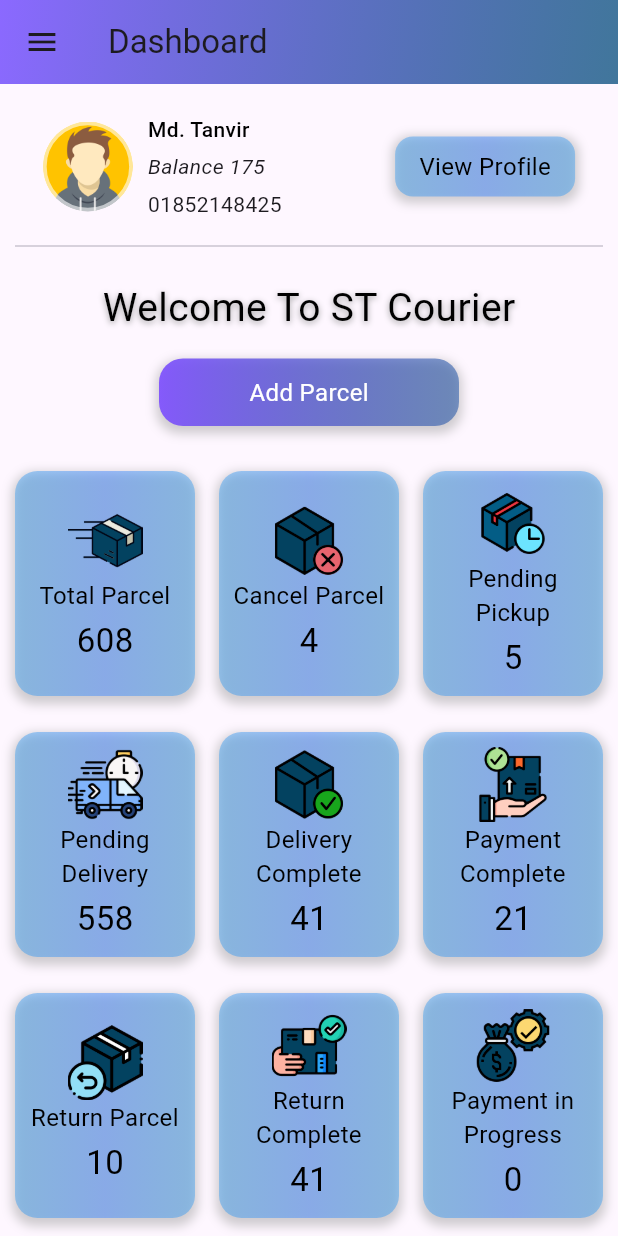
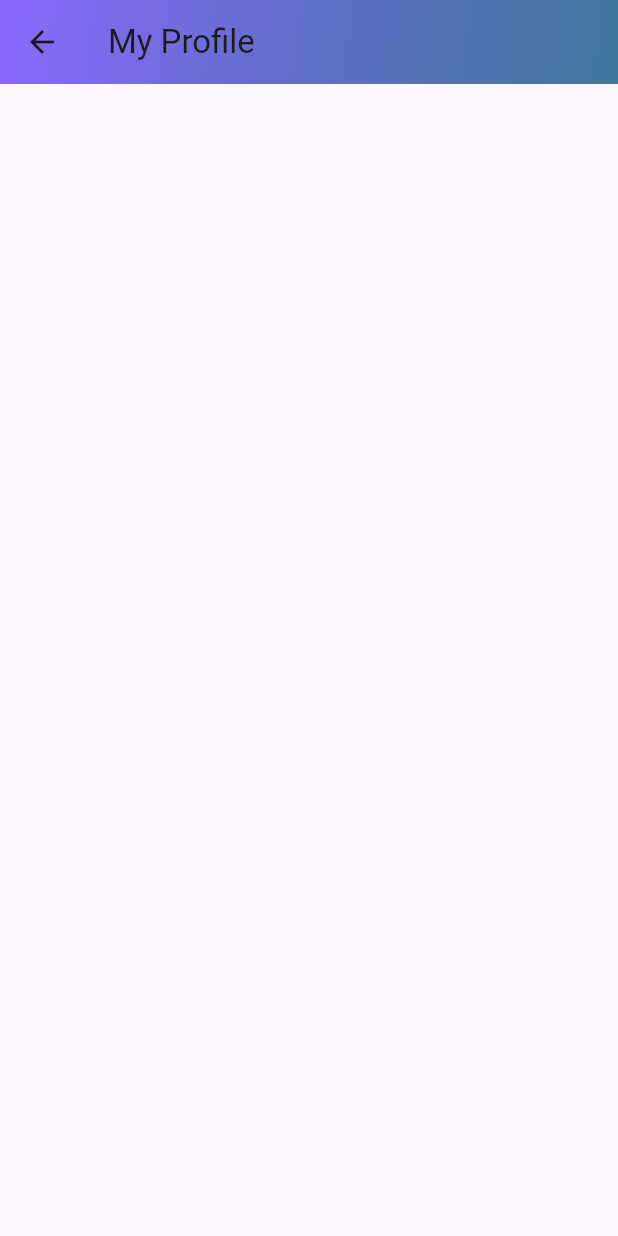
Before and after one commit to tanvirarifsiddiqui/st-courier, a Flutter app: the screen it shows after launch, after a tap on "View Profile", on a phone screen of 412 x 824 dp. Run offline on Flutter 3.47's test engine with Material 3 defaults, Android fonts, the phone set to English and light mode, and no system bars; drawn by our look-alikes of flutter_advanced_drawer; our stand-ins replace get.

Commit message:
Dashboard Upgraded

```diff
--- /dev/null
+++ b/lib/pages/fragment_screens/profile_page.dart
@@ -0,0 +1,26 @@
+import 'package:flutter/material.dart';
+
+class ProfilePage extends StatelessWidget {
+  const ProfilePage({super.key});
+
+  @override
+  Widget build(BuildContext context) {
+    return Scaffold(
+      appBar: AppBar(
+        title: const Text('My Profile'),
+        flexibleSpace: Container(
+          decoration: const BoxDecoration(
+            gradient: LinearGradient(
+              colors: [
+                Color(0xFF8B69FF),
+                Color(0xD0165985),
+              ], // Your gradient colors here
+              begin: Alignment.topLeft,
+              end: Alignment.bottomRight,
+            ),
+          ),
+        ),
+      ),
+    );
+  }
+}
--- a/lib/pages/home.dart
+++ b/lib/pages/home.dart
@@ -5,6 +5,7 @@ import 'package:flutter_advanced_drawer/flutter_advanced_drawer.dart';
 import 'package:get/get.dart';
 import 'package:st_courier/pages/covarage_area.dart';
 import 'package:st_courier/pages/delivery_list.dart';
+import 'package:st_courier/pages/fragment_screens/profile_page.dart';
 import 'package:st_courier/pages/parcel_list.dart';
 import 'package:st_courier/pages/payment_list.dart';
 import 'package:st_courier/pages/payment_request_list.dart';
@@ -236,7 +237,7 @@ class _HomePage extends State<HomePage> {
                         const SizedBox(width: 10),
                         SizedBox(
                           width: MediaQuery.of(context).size.width *
-                              0.40, //solved by media query
+                              0.34, //solved by media query
                           child: Column(
                               crossAxisAlignment: CrossAxisAlignment.start,
                               children: [
@@ -261,7 +262,7 @@ class _HomePage extends State<HomePage> {
                         // const SizedBox(width: 10), // Add space between address and connection text
                         GestureDetector(
                           onTap: () {
-                            print("Tapped for profile");
+                            Get.to(()=>ProfilePage());
                           },
                           child: Container(
                             height: 40,
@@ -317,7 +318,7 @@ class _HomePage extends State<HomePage> {
               const SizedBox(height: 15,),
               GestureDetector(
                 onTap: () {
-                  print("Tapped for Parcell");
+                  Get.to(()=> AddParcellPage());
                 },
                 child: Row(
                   mainAxisAlignment: MainAxisAlignment.center,
@@ -364,6 +365,8 @@ class _HomePage extends State<HomePage> {
 
 
   Widget _buildDashboardWidgets() {
+    double cardWidth = MediaQuery.of(context).size.width * 0.28;
+    double cardWidth2 = MediaQuery.of(context).size.width * 0.38;
     return Column(
       children: [
         const SizedBox(
@@ -373,13 +376,27 @@ class _HomePage extends State<HomePage> {
         Row(
           mainAxisAlignment: MainAxisAlignment.spaceAround,
           children: [
-            _cardModel('Total Parcel', "608","assets/images/totalpearcel.png",130),
-            const SizedBox(width: 16,),
+            GestureDetector(
+              onTap: (){
+                Get.to(ParcelListPage());
+              },
+                child: _cardModel('Total Parcel', "608","assets/images/totalpearcel.png",cardWidth)
+            ),
+            // const SizedBox(width: 16,),
 
-            _cardModel('Cancel Parcel', "4","assets/images/cancelled.png",130),
-            const SizedBox(width: 16,),
+            GestureDetector(
+                onTap: (){
+                  Get.to(ParcelListPage());
+                },
+                child: _cardModel('Cancel Parcel', "4","assets/images/cancelled.png",cardWidth)
+            ),
+            // const SizedBox(width: 16,),
 
-            _cardModel('Pending Pickup', "5","assets/images/waitingpickup.png",130),
+            GestureDetector(
+                onTap: (){
+                  Get.to(ParcelListPage());
+                },
+                child: _cardModel('Pending Pickup', "5","assets/images/waitingpickup.png",cardWidth)),
             // const SizedBox(width: 12,),
 
           ],
@@ -393,13 +410,25 @@ class _HomePage extends State<HomePage> {
         Row(
           mainAxisAlignment: MainAxisAlignment.spaceAround,
           children: [
-            _cardModel( 'Pending Delivery', "558","assets/images/waitingpickup1.png",130),
-            const SizedBox(width: 16,),
+            GestureDetector(
+                onTap: (){
+                  Get.to(()=>ParcelListPage());
+                },
+                child: _cardModel( 'Pending Delivery', "558","assets/images/waitingpickup1.png",cardWidth)),
+            // const SizedBox(width: 16,),
 
-            _cardModel( 'Delivery Complete', "41","assets/images/deliverycomplete.png",130),
-            const SizedBox(width: 16,),
+            GestureDetector(
+                onTap: (){
+                  Get.to(()=>ParcelListPage());
+                },
+                child: _cardModel( 'Delivery Complete', "41","assets/images/deliverycomplete.png",cardWidth)),
+            // const SizedBox(width: 16,),
 
-            _cardModel( 'Payment Complete', "21","assets/images/paymentcomplete.png",130),
+            GestureDetector(
+                onTap: (){
+                  Get.to(()=>ParcelListPage());
+                },
+                child: _cardModel( 'Payment Complete', "21","assets/images/paymentcomplete.png",cardWidth)),
             // const SizedBox(width: 12,),
 
           ],
@@ -412,13 +441,25 @@ class _HomePage extends State<HomePage> {
         Row(
           mainAxisAlignment: MainAxisAlignment.spaceAround,
           children: [
-            _cardModel('Return Parcel', "10","assets/images/returnparcel.png",130),
-            const SizedBox(width: 16,),
+            GestureDetector(
+                onTap: (){
+                  Get.to(()=>ParcelListPage());
+                },
+                child: _cardModel('Return Parcel', "10","assets/images/returnparcel.png",cardWidth)),
+            // const SizedBox(width: 16,),
 
-            _cardModel('Return Complete', "41","assets/images/returncomplete.png",130),
-            const SizedBox(width: 16,),
+            GestureDetector(
+                onTap: (){
+                  Get.to(()=>ParcelListPage());
+                },
+                child: _cardModel('Return Complete', "41","assets/images/returncomplete.png",cardWidth)),
+            // const SizedBox(width: 16,),
 
-            _cardModel( 'Payment in Progress', "0","assets/images/pendingamout.png",130),
+            GestureDetector(
+                onTap: (){
+                  Get.to(()=>ParcelListPage());
+                },
+                child: _cardModel( 'Payment in Progress', "0","assets/images/pendingamout.png",cardWidth)),
             // const SizedBox(width: 12,),
 
           ],
@@ -429,10 +470,18 @@ class _HomePage extends State<HomePage> {
         Row(
           mainAxisAlignment: MainAxisAlignment.spaceAround,
           children: [
-            _cardModel( 'Total Collect Amount', "31,551","assets/images/totalcollectamount.png",180),
+            GestureDetector(
+                onTap: (){
+                  Get.to(()=>ParcelListPage());
+                },
+                child: _cardModel( 'Total Collect Amount', "31,551","assets/images/totalcollectamount.png",cardWidth2)),
 
-            const SizedBox(width: 16,),
-            _cardModel( 'Total Paid Amount', "20,532","assets/images/cashondelivery.png",180),
+            // const SizedBox(width: 16,),
+            GestureDetector(
+                onTap: (){
+                  Get.to(()=>ParcelListPage());
+                },
+                child: _cardModel( 'Total Paid Amount', "20,532","assets/images/cashondelivery.png",cardWidth2)),
             // const SizedBox(width: 12,),
 
           ],
@@ -473,8 +522,8 @@ class _HomePage extends State<HomePage> {
             crossAxisAlignment: CrossAxisAlignment.center,
             children: [
               SizedBox(
-                height: 50, // Fixed height for the image
-                width: 50, // Fixed width for the image
+                height: 40, // Fixed height for the image
+                width: 40, // Fixed width for the image
                 child: Image.asset(iconPath),
               ),
               Text(
```
